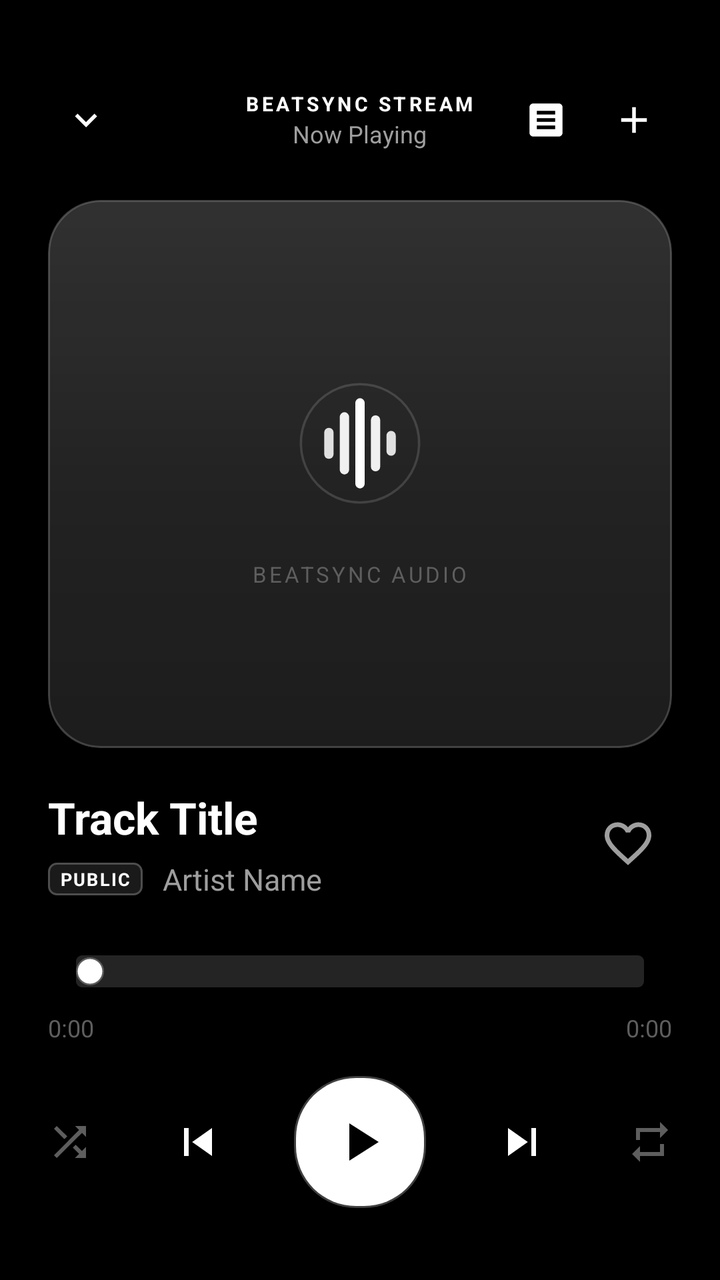
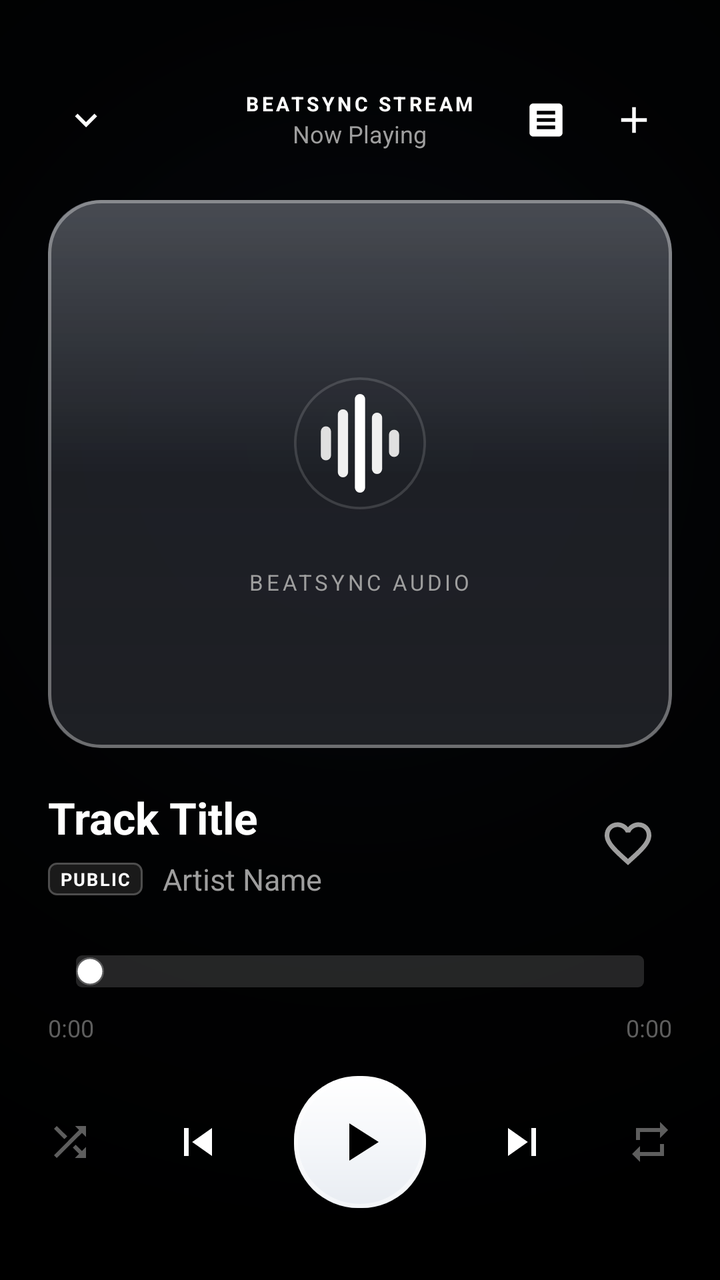

Before-and-after screenshots of an Android layout around one commit, followed by the original layout XML and the change that was made.
<!-- AndroidManifest.xml: activity theme Theme.BeatSync -->
<!-- res/layout/activity_now_playing.xml -->
<?xml version="1.0" encoding="utf-8"?>
<LinearLayout xmlns:android="http://schemas.android.com/apk/res/android"
    xmlns:app="http://schemas.android.com/apk/res-auto"
    android:layout_width="match_parent"
    android:layout_height="match_parent"
    android:orientation="vertical"
    android:background="@color/bg_dark"
    android:fitsSystemWindows="true"
    android:paddingStart="24dp"
    android:paddingEnd="24dp"
    android:paddingTop="36dp"
    android:paddingBottom="24dp">

    
    <RelativeLayout
        android:layout_width="match_parent"
        android:layout_height="48dp">

        <ImageView
            android:id="@+id/btnCollapse"
            android:layout_width="38dp"
            android:layout_height="38dp"
            android:layout_centerVertical="true"
            android:padding="8dp"
            android:src="@drawable/ic_chevron_down"
            android:tint="@color/text_primary"
            android:background="?attr/selectableItemBackgroundBorderless"
            android:contentDescription="Collapse Player" />

        <LinearLayout
            android:layout_width="wrap_content"
            android:layout_height="wrap_content"
            android:layout_centerInParent="true"
            android:gravity="center"
            android:orientation="vertical">

            <TextView
                android:layout_width="wrap_content"
                android:layout_height="wrap_content"
                android:text="BEATSYNC STREAM"
                android:textColor="@color/accent_cyan"
                android:textSize="10sp"
                android:textStyle="bold"
                android:letterSpacing="0.15" />

            <TextView
                android:id="@+id/tvHeaderSubtitle"
                android:layout_width="wrap_content"
                android:layout_height="wrap_content"
                android:text="Now Playing"
                android:textColor="@color/text_secondary"
                android:textSize="12sp"
                android:maxLines="1" />
        </LinearLayout>

        <LinearLayout
            android:layout_width="wrap_content"
            android:layout_height="match_parent"
            android:layout_alignParentEnd="true"
            android:gravity="center_vertical"
            android:orientation="horizontal">

            <ImageView
                android:id="@+id/btnToggleLyrics"
                android:layout_width="38dp"
                android:layout_height="38dp"
                android:padding="8dp"
                android:src="@drawable/ic_lyrics"
                android:tint="@color/text_primary"
                android:background="?attr/selectableItemBackgroundBorderless"
                android:contentDescription="Toggle Lyrics"
                android:layout_marginEnd="6dp" />

            <ImageView
                android:id="@+id/btnAddToPlaylist"
                android:layout_width="38dp"
                android:layout_height="38dp"
                android:padding="8dp"
                android:src="@drawable/ic_add"
                android:tint="@color/text_primary"
                android:background="?attr/selectableItemBackgroundBorderless"
                android:contentDescription="Add to Playlist" />
        </LinearLayout>
    </RelativeLayout>

    
    <FrameLayout
        android:layout_width="match_parent"
        android:layout_height="0dp"
        android:layout_weight="1"
        android:layout_marginTop="16dp"
        android:layout_marginBottom="20dp">

        
        <androidx.cardview.widget.CardView
            android:id="@+id/cardArtContainer"
            android:layout_width="match_parent"
            android:layout_height="match_parent"
            android:layout_gravity="center"
            app:cardCornerRadius="26dp"
            app:cardElevation="12dp"
            app:cardBackgroundColor="@color/bg_card_elevated">

            <RelativeLayout
                android:layout_width="match_parent"
                android:layout_height="match_parent">

                <ImageView
                    android:id="@+id/ivBigCover"
                    android:layout_width="match_parent"
                    android:layout_height="match_parent"
                    android:scaleType="centerCrop"
                    android:contentDescription="Album Art" />

                
                <LinearLayout
                    android:id="@+id/layoutDefaultArt"
                    android:layout_width="match_parent"
                    android:layout_height="match_parent"
                    android:gravity="center"
                    android:orientation="vertical"
                    android:background="@drawable/bg_liquid_glass_card">

                    <ImageView
                        android:id="@+id/ivVinylCenter"
                        android:layout_width="84dp"
                        android:layout_height="84dp"
                        android:src="@drawable/ic_launcher_foreground"
                        android:contentDescription="Note" />

                    <TextView
                        android:layout_width="wrap_content"
                        android:layout_height="wrap_content"
                        android:text="BEATSYNC AUDIO"
                        android:textColor="@color/text_tertiary"
                        android:textSize="11sp"
                        android:letterSpacing="0.12"
                        android:layout_marginTop="16dp" />
                </LinearLayout>

            </RelativeLayout>
        </androidx.cardview.widget.CardView>

        
        <LinearLayout
            android:id="@+id/layoutLyricsContainer"
            android:layout_width="match_parent"
            android:layout_height="match_parent"
            android:orientation="vertical"
            android:background="@drawable/bg_liquid_glass_panel"
            android:padding="20dp"
            android:visibility="gone">

            <LinearLayout
                android:layout_width="match_parent"
                android:layout_height="wrap_content"
                android:orientation="horizontal"
                android:gravity="center_vertical"
                android:layout_marginBottom="8dp">

                <TextView
                    android:layout_width="0dp"
                    android:layout_height="wrap_content"
                    android:layout_weight="1"
                    android:text="LIVE SYNCED LYRICS"
                    android:textColor="@color/text_tertiary"
                    android:textSize="10sp"
                    android:textStyle="bold"
                    android:letterSpacing="0.12" />

                <ProgressBar
                    android:id="@+id/pbLyricsLoading"
                    android:layout_width="16dp"
                    android:layout_height="16dp"
                    android:visibility="gone" />
            </LinearLayout>

            <androidx.recyclerview.widget.RecyclerView
                android:id="@+id/rvLyrics"
                android:layout_width="match_parent"
                android:layout_height="match_parent"
                android:scrollbars="none"
                android:clipToPadding="false"
                android:paddingTop="32dp"
                android:paddingBottom="48dp" />

            <TextView
                android:id="@+id/tvLyricsEmpty"
                android:layout_width="match_parent"
                android:layout_height="match_parent"
                android:gravity="center"
                android:text="No synchronized lyrics available for this track."
                android:textColor="@color/text_tertiary"
                android:textSize="14sp"
                android:visibility="gone" />
        </LinearLayout>
    </FrameLayout>

    
    <LinearLayout
        android:layout_width="match_parent"
        android:layout_height="wrap_content"
        android:orientation="horizontal"
        android:gravity="center_vertical">

        <LinearLayout
            android:layout_width="0dp"
            android:layout_height="wrap_content"
            android:layout_weight="1"
            android:orientation="vertical">

            <TextView
                android:id="@+id/tvTrackTitle"
                android:layout_width="wrap_content"
                android:layout_height="wrap_content"
                android:text="Track Title"
                android:textColor="@color/text_primary"
                android:textSize="22sp"
                android:textStyle="bold"
                android:singleLine="true"
                android:ellipsize="marquee"
                android:marqueeRepeatLimit="marquee_forever" />

            <LinearLayout
                android:layout_width="wrap_content"
                android:layout_height="wrap_content"
                android:orientation="horizontal"
                android:gravity="center_vertical"
                android:layout_marginTop="6dp">

                <TextView
                    android:id="@+id/tvPrivacyBadge"
                    android:layout_width="wrap_content"
                    android:layout_height="wrap_content"
                    android:text="PUBLIC"
                    android:textSize="9sp"
                    android:textStyle="bold"
                    android:letterSpacing="0.08"
                    android:paddingStart="6dp"
                    android:paddingEnd="6dp"
                    android:paddingTop="2dp"
                    android:paddingBottom="2dp"
                    android:background="@drawable/bg_badge_public"
                    android:textColor="@color/badge_public_text"
                    android:layout_marginEnd="10dp" />

                <TextView
                    android:id="@+id/tvTrackArtist"
                    android:layout_width="wrap_content"
                    android:layout_height="wrap_content"
                    android:text="Artist Name"
                    android:textColor="@color/text_secondary"
                    android:textSize="15sp"
                    android:singleLine="true"
                    android:ellipsize="end" />
            </LinearLayout>
        </LinearLayout>

        
        <ImageView
            android:id="@+id/btnLike"
            android:layout_width="44dp"
            android:layout_height="44dp"
            android:padding="8dp"
            android:src="@drawable/ic_heart"
            android:tint="@color/text_secondary"
            android:background="?attr/selectableItemBackgroundBorderless"
            android:contentDescription="Like Track" />
    </LinearLayout>

    
    <LinearLayout
        android:layout_width="match_parent"
        android:layout_height="wrap_content"
        android:orientation="vertical"
        android:layout_marginTop="20dp">

        <SeekBar
            android:id="@+id/seekBar"
            android:layout_width="match_parent"
            android:layout_height="32dp"
            android:max="1000"
            android:splitTrack="false"
            android:paddingStart="14dp"
            android:paddingEnd="14dp"
            android:thumbOffset="0dp"
            android:thumb="@drawable/scrubber_thumb_apple"
            android:progressDrawable="@drawable/scrubber_track_apple" />

        <RelativeLayout
            android:layout_width="match_parent"
            android:layout_height="wrap_content"
            android:layout_marginTop="4dp">

            <TextView
                android:id="@+id/tvCurrentTime"
                android:layout_width="wrap_content"
                android:layout_height="wrap_content"
                android:text="0:00"
                android:textColor="@color/text_tertiary"
                android:textSize="12sp" />

            <TextView
                android:id="@+id/tvTotalTime"
                android:layout_width="wrap_content"
                android:layout_height="wrap_content"
                android:layout_alignParentEnd="true"
                android:text="0:00"
                android:textColor="@color/text_tertiary"
                android:textSize="12sp" />
        </RelativeLayout>
    </LinearLayout>

    
    <LinearLayout
        android:layout_width="match_parent"
        android:layout_height="wrap_content"
        android:orientation="horizontal"
        android:gravity="center"
        android:layout_marginTop="16dp"
        android:layout_marginBottom="12dp">

        <ImageView
            android:id="@+id/btnShuffle"
            android:layout_width="40dp"
            android:layout_height="40dp"
            android:padding="8dp"
            android:src="@drawable/ic_shuffle"
            android:tint="@color/text_tertiary"
            android:background="?attr/selectableItemBackgroundBorderless"
            android:contentDescription="Shuffle" />

        <ImageView
            android:id="@+id/btnPrevious"
            android:layout_width="48dp"
            android:layout_height="48dp"
            android:layout_marginStart="20dp"
            android:padding="10dp"
            android:src="@drawable/ic_skip_prev"
            android:tint="@color/text_primary"
            android:background="?attr/selectableItemBackgroundBorderless"
            android:contentDescription="Previous" />

        
        <FrameLayout
            android:id="@+id/btnPlayPauseContainer"
            android:layout_width="66dp"
            android:layout_height="66dp"
            android:layout_marginStart="24dp"
            android:layout_marginEnd="24dp"
            android:background="@drawable/bg_liquid_glass_pill"
            android:clickable="true"
            android:focusable="true">

            <ImageView
                android:id="@+id/btnPlayPause"
                android:layout_width="32dp"
                android:layout_height="32dp"
                android:layout_gravity="center"
                android:src="@drawable/ic_play"
                android:tint="@color/text_inverse"
                android:contentDescription="Play/Pause" />
        </FrameLayout>

        <ImageView
            android:id="@+id/btnNext"
            android:layout_width="48dp"
            android:layout_height="48dp"
            android:layout_marginEnd="20dp"
            android:padding="10dp"
            android:src="@drawable/ic_skip_next"
            android:tint="@color/text_primary"
            android:background="?attr/selectableItemBackgroundBorderless"
            android:contentDescription="Next" />

        <ImageView
            android:id="@+id/btnRepeat"
            android:layout_width="40dp"
            android:layout_height="40dp"
            android:padding="8dp"
            android:src="@drawable/ic_repeat"
            android:tint="@color/text_tertiary"
            android:background="?attr/selectableItemBackgroundBorderless"
            android:contentDescription="Repeat" />
    </LinearLayout>

</LinearLayout>
<!-- resources referenced by this layout -->
<resources>
  <color name="accent_cyan">#FFFFFF</color>
  <color name="bg_dark">#000000</color>
  <color name="text_inverse">#000000</color>
  <color name="text_primary">#FFFFFF</color>
  <color name="text_secondary">#9E9E9E</color>
  <color name="text_tertiary">#5E5E5E</color>
  <!-- drawable bg_liquid_glass_card (drawable) -->
  <?xml version="1.0" encoding="utf-8"?>
  <shape xmlns:android="http://schemas.android.com/apk/res/android"
      android:shape="rectangle">
      <corners android:radius="26dp" />
      <gradient
          android:angle="270"
          android:startColor="#1FFFFFFF"
          android:centerColor="#10FFFFFF"
          android:endColor="#08FFFFFF"
          android:type="linear" />
      <stroke
          android:width="1dp"
          android:color="#2EFFFFFF" />
  </shape>
  <!-- drawable bg_liquid_glass_panel (drawable) -->
  <?xml version="1.0" encoding="utf-8"?>
  <shape xmlns:android="http://schemas.android.com/apk/res/android"
      android:shape="rectangle">
      <corners android:radius="26dp" />
      <solid android:color="#0D0D10" />
      <stroke
          android:width="1dp"
          android:color="#24FFFFFF" />
  </shape>
  <!-- drawable bg_liquid_glass_pill (drawable) -->
  <?xml version="1.0" encoding="utf-8"?>
  <shape xmlns:android="http://schemas.android.com/apk/res/android"
      android:shape="rectangle">
      <corners android:radius="30dp" />
      <solid android:color="#FFFFFF" />
      <stroke
          android:width="2dp"
          android:color="#40FFFFFF" />
  </shape>
  <color name="accent_primary">#FFFFFF</color>
  <color name="bg_card">#0D0D0D</color>
  <color name="bg_input">#111111</color>
  <color name="bg_bottom_nav">#080808</color>
  <!-- unchanged entries left out for length: 17 -->
</resources>

<!-- the commit's change to res/layout/activity_now_playing.xml (unified diff, before → after) -->
@@ -4,7 +4,7 @@
     android:layout_width="match_parent"
     android:layout_height="match_parent"
     android:orientation="vertical"
-    android:background="@color/bg_dark"
+    android:background="@drawable/bg_ambient_mesh"
     android:fitsSystemWindows="true"
     android:paddingStart="24dp"
     android:paddingEnd="24dp"
@@ -98,12 +98,13 @@
             android:layout_height="match_parent"
             android:layout_gravity="center"
             app:cardCornerRadius="26dp"
-            app:cardElevation="12dp"
-            app:cardBackgroundColor="@color/bg_card_elevated">
+            app:cardElevation="0dp"
+            app:cardBackgroundColor="@android:color/transparent">
 
             <RelativeLayout
                 android:layout_width="match_parent"
-                android:layout_height="match_parent">
+                android:layout_height="match_parent"
+                android:background="@drawable/bg_liquid_glass_card">
 
                 <ImageView
                     android:id="@+id/ivBigCover"
@@ -118,13 +119,12 @@
                     android:layout_width="match_parent"
                     android:layout_height="match_parent"
                     android:gravity="center"
-                    android:orientation="vertical"
-                    android:background="@drawable/bg_liquid_glass_card">
+                    android:orientation="vertical">
 
                     <ImageView
                         android:id="@+id/ivVinylCenter"
-                        android:layout_width="84dp"
-                        android:layout_height="84dp"
+                        android:layout_width="92dp"
+                        android:layout_height="92dp"
                         android:src="@drawable/ic_launcher_foreground"
                         android:contentDescription="Note" />
 
@@ -132,9 +132,9 @@
                         android:layout_width="wrap_content"
                         android:layout_height="wrap_content"
                         android:text="BEATSYNC AUDIO"
-                        android:textColor="@color/text_tertiary"
+                        android:textColor="@color/text_secondary"
                         android:textSize="11sp"
-                        android:letterSpacing="0.12"
+                        android:letterSpacing="0.14"
                         android:layout_marginTop="16dp" />
                 </LinearLayout>
 
@@ -142,58 +142,79 @@
         </androidx.cardview.widget.CardView>
 
         
-        <LinearLayout
+        <FrameLayout
             android:id="@+id/layoutLyricsContainer"
             android:layout_width="match_parent"
             android:layout_height="match_parent"
-            android:orientation="vertical"
             android:background="@drawable/bg_liquid_glass_panel"
             android:padding="20dp"
             android:visibility="gone">
 
             <LinearLayout
                 android:layout_width="match_parent"
-                android:layout_height="wrap_content"
-                android:orientation="horizontal"
-                android:gravity="center_vertical"
-                android:layout_marginBottom="8dp">
+                android:layout_height="match_parent"
+                android:orientation="vertical">
+
+                
+                <LinearLayout
+                    android:layout_width="match_parent"
+                    android:layout_height="wrap_content"
+                    android:orientation="horizontal"
+                    android:gravity="center_vertical"
+                    android:layout_marginBottom="10dp">
+
+                    <TextView
+                        android:layout_width="0dp"
+                        android:layout_height="wrap_content"
+                        android:layout_weight="1"
+                        android:text="LYRICS"
+                        android:textColor="@color/text_primary"
+                        android:textSize="11sp"
+                        android:textStyle="bold"
+                        android:letterSpacing="0.16" />
+
+                    <ProgressBar
+                        android:id="@+id/pbLyricsLoading"
+                        android:layout_width="16dp"
+                        android:layout_height="16dp"
+                        android:indeterminateTint="@color/text_primary"
+                        android:visibility="gone" />
+                </LinearLayout>
+
+                
+                <androidx.core.widget.NestedScrollView
+                    android:id="@+id/scrollLyrics"
+                    android:layout_width="match_parent"
+                    android:layout_height="0dp"
+                    android:layout_weight="1"
+                    android:scrollbars="none"
+                    android:overScrollMode="always"
+                    android:fillViewport="true">
+
+                    <TextView
+                        android:id="@+id/tvLyricsContent"
+                        android:layout_width="match_parent"
+                        android:layout_height="wrap_content"
+                        android:gravity="center_horizontal"
+                        android:lineSpacingMultiplier="1.55"
+                        android:textColor="@color/text_primary"
+                        android:textSize="17sp"
+                        android:fontFamily="sans-serif-medium"
+                        android:paddingTop="12dp"
+                        android:paddingBottom="36dp" />
+                </androidx.core.widget.NestedScrollView>
 
                 <TextView
-                    android:layout_width="0dp"
-                    android:layout_height="wrap_content"
-                    android:layout_weight="1"
-                    android:text="LIVE SYNCED LYRICS"
-                    android:textColor="@color/text_tertiary"
-                    android:textSize="10sp"
-                    android:textStyle="bold"
-                    android:letterSpacing="0.12" />
-
-                <ProgressBar
-                    android:id="@+id/pbLyricsLoading"
-                    android:layout_width="16dp"
-                    android:layout_height="16dp"
+                    android:id="@+id/tvLyricsEmpty"
+                    android:layout_width="match_parent"
+                    android:layout_height="match_parent"
+                    android:gravity="center"
+                    android:text="No lyrics available for this track."
+                    android:textColor="@color/text_secondary"
+                    android:textSize="14sp"
                     android:visibility="gone" />
             </LinearLayout>
-
-            <androidx.recyclerview.widget.RecyclerView
-                android:id="@+id/rvLyrics"
-                android:layout_width="match_parent"
-                android:layout_height="match_parent"
-                android:scrollbars="none"
-                android:clipToPadding="false"
-                android:paddingTop="32dp"
-                android:paddingBottom="48dp" />
-
-            <TextView
-                android:id="@+id/tvLyricsEmpty"
-                android:layout_width="match_parent"
-                android:layout_height="match_parent"
-                android:gravity="center"
-                android:text="No synchronized lyrics available for this track."
-                android:textColor="@color/text_tertiary"
-                android:textSize="14sp"
-                android:visibility="gone" />
-        </LinearLayout>
+        </FrameLayout>
     </FrameLayout>
 
     
<!-- resource entries referenced after the edit -->
@@ -6,41 +6,122 @@
   <color name="text_primary">#FFFFFF</color>
   <color name="text_secondary">#9E9E9E</color>
   <color name="text_tertiary">#5E5E5E</color>
-  <!-- drawable bg_liquid_glass_card (drawable) -->
+  <!-- drawable bg_ambient_mesh (drawable) -->
   <?xml version="1.0" encoding="utf-8"?>
   <shape xmlns:android="http://schemas.android.com/apk/res/android"
       android:shape="rectangle">
-      <corners android:radius="26dp" />
       <gradient
-          android:angle="270"
-          android:startColor="#1FFFFFFF"
-          android:centerColor="#10FFFFFF"
-          android:endColor="#08FFFFFF"
-          android:type="linear" />
-      <stroke
-          android:width="1dp"
-          android:color="#2EFFFFFF" />
+          android:type="radial"
+          android:gradientRadius="420dp"
+          android:centerX="50%"
+          android:centerY="34%"
+          android:startColor="#26253654"
+          android:centerColor="#14141E2C"
+          android:endColor="#000000" />
   </shape>
+  <!-- drawable bg_liquid_glass_card (drawable) -->
+  <?xml version="1.0" encoding="utf-8"?>
+  <layer-list xmlns:android="http://schemas.android.com/apk/res/android">
+      
+      <item>
+          <shape android:shape="rectangle">
+              <corners android:radius="26dp" />
+              <gradient
+                  android:angle="270"
+                  android:startColor="#E6151A24"
+                  android:centerColor="#D90E1118"
+                  android:endColor="#E60A0C12"
+                  android:type="linear" />
+          </shape>
+      </item>
+  
+      
+      <item>
+          <shape android:shape="rectangle">
+              <corners android:radius="26dp" />
+              <gradient
+                  android:angle="270"
+                  android:startColor="#38FFFFFF"
+                  android:centerColor="#10FFFFFF"
+                  android:endColor="#14FFFFFF"
+                  android:type="linear" />
+          </shape>
+      </item>
+  
+      
+      <item>
+          <shape android:shape="rectangle">
+              <corners android:radius="26dp" />
+              <stroke
+                  android:width="1.5dp"
+                  android:color="#59FFFFFF" />
+          </shape>
+      </item>
+  </layer-list>
   <!-- drawable bg_liquid_glass_panel (drawable) -->
   <?xml version="1.0" encoding="utf-8"?>
-  <shape xmlns:android="http://schemas.android.com/apk/res/android"
-      android:shape="rectangle">
-      <corners android:radius="26dp" />
-      <solid android:color="#0D0D10" />
-      <stroke
-          android:width="1dp"
-          android:color="#24FFFFFF" />
-  </shape>
+  <layer-list xmlns:android="http://schemas.android.com/apk/res/android">
+      
+      <item>
+          <shape android:shape="rectangle">
+              <corners android:radius="26dp" />
+              <gradient
+                  android:angle="270"
+                  android:startColor="#F2121722"
+                  android:centerColor="#E60D1017"
+                  android:endColor="#F2090B10"
+                  android:type="linear" />
+          </shape>
+      </item>
+  
+      
+      <item>
+          <shape android:shape="rectangle">
+              <corners android:radius="26dp" />
+              <gradient
+                  android:angle="270"
+                  android:startColor="#30FFFFFF"
+                  android:centerColor="#0DFFFFFF"
+                  android:endColor="#14FFFFFF"
+                  android:type="linear" />
+          </shape>
+      </item>
+  
+      
+      <item>
+          <shape android:shape="rectangle">
+              <corners android:radius="26dp" />
+              <stroke
+                  android:width="1.5dp"
+                  android:color="#52FFFFFF" />
+          </shape>
+      </item>
+  </layer-list>
   <!-- drawable bg_liquid_glass_pill (drawable) -->
   <?xml version="1.0" encoding="utf-8"?>
-  <shape xmlns:android="http://schemas.android.com/apk/res/android"
-      android:shape="rectangle">
-      <corners android:radius="30dp" />
-      <solid android:color="#FFFFFF" />
-      <stroke
-          android:width="2dp"
-          android:color="#40FFFFFF" />
-  </shape>
+  <layer-list xmlns:android="http://schemas.android.com/apk/res/android">
+      
+      <item>
+          <shape android:shape="rectangle">
+              <corners android:radius="32dp" />
+              <gradient
+                  android:angle="270"
+                  android:startColor="#FFFFFFFF"
+                  android:centerColor="#F5F7FA"
+                  android:endColor="#E8ECF2"
+                  android:type="linear" />
+          </shape>
+      </item>
+      
+      <item>
+          <shape android:shape="rectangle">
+              <corners android:radius="32dp" />
+              <stroke
+                  android:width="2dp"
+                  android:color="#80FFFFFF" />
+          </shape>
+      </item>
+  </layer-list>
   <color name="accent_primary">#FFFFFF</color>
   <color name="bg_card">#0D0D0D</color>
   <color name="bg_input">#111111</color>
